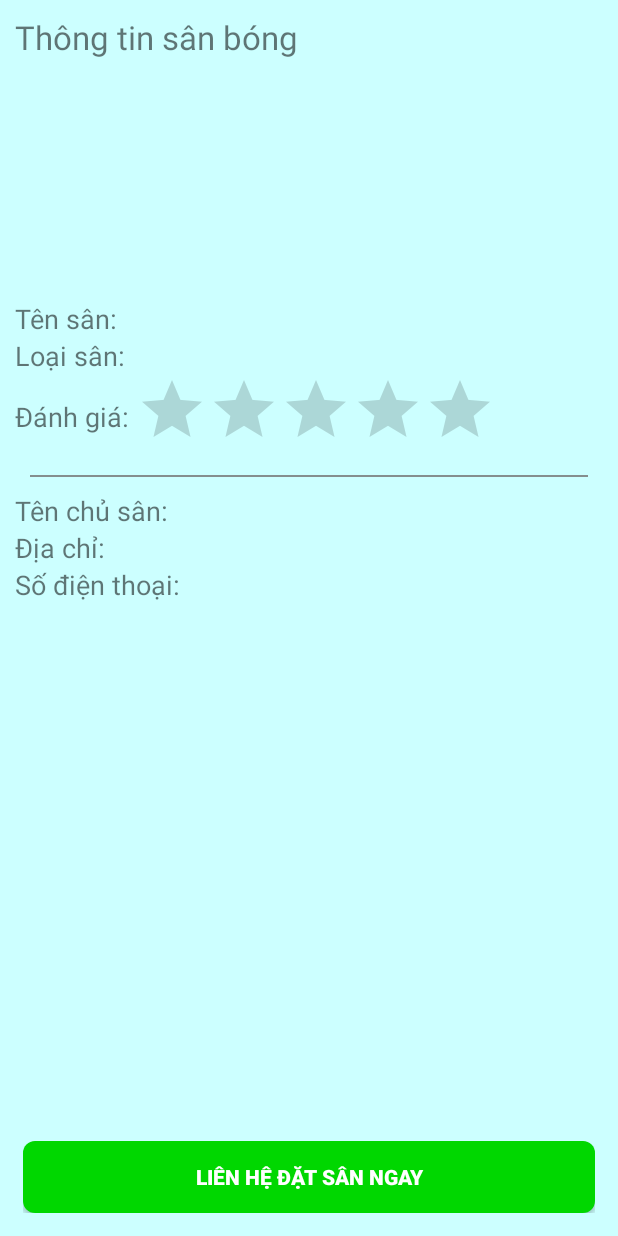
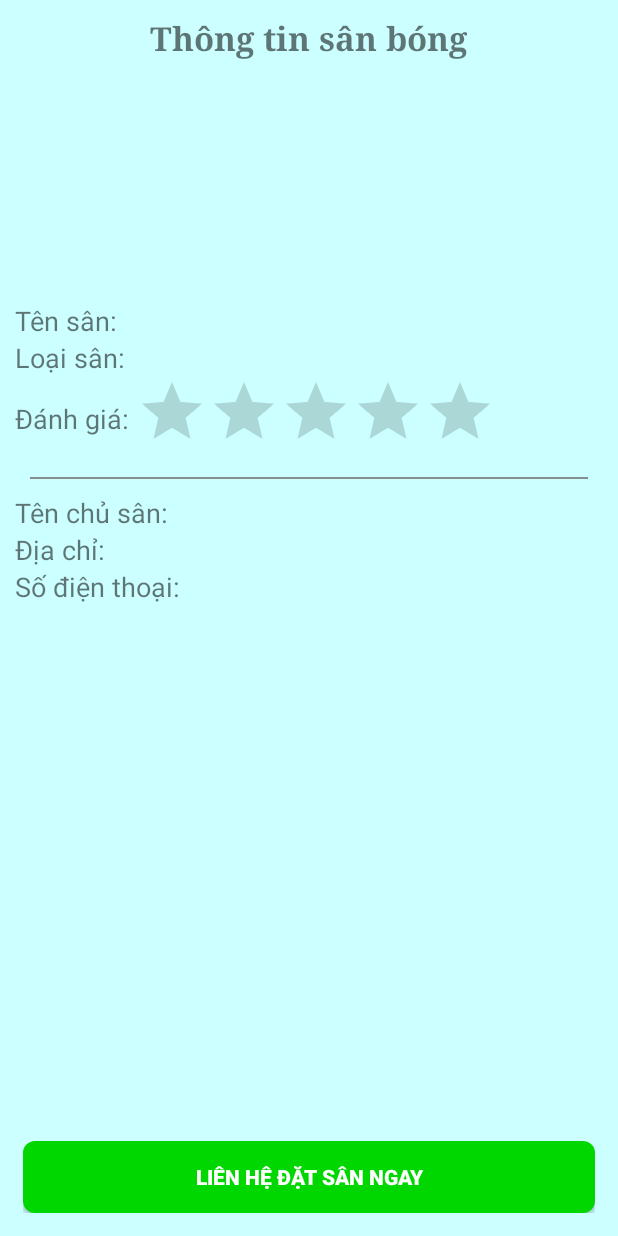
Before and after one commit to trungduc0310/demosmatch, an Android app: the layout activity_thongtinsanbong.xml on its own in the app's theme, with its tools: preview values and no code run, on a phone screen of 412 x 824 dp. Run offline under Robolectric (Android 15) with nearby library versions, the phone set to English and light mode, and no system bars.

Commit message:
update giaodien flashscreen,dangnhap,dangky,quenpass

```diff
--- a/app/src/main/res/layout/activity_thongtinsanbong.xml
+++ b/app/src/main/res/layout/activity_thongtinsanbong.xml
@@ -10,6 +10,9 @@
         android:layout_width="wrap_content"
         android:layout_height="wrap_content"
         android:text="Thông tin sân bóng"
+        android:layout_gravity="center"
+        android:textStyle="bold"
+        android:fontFamily="serif"
         android:textSize="22sp"/>
 
     <LinearLayout
```
